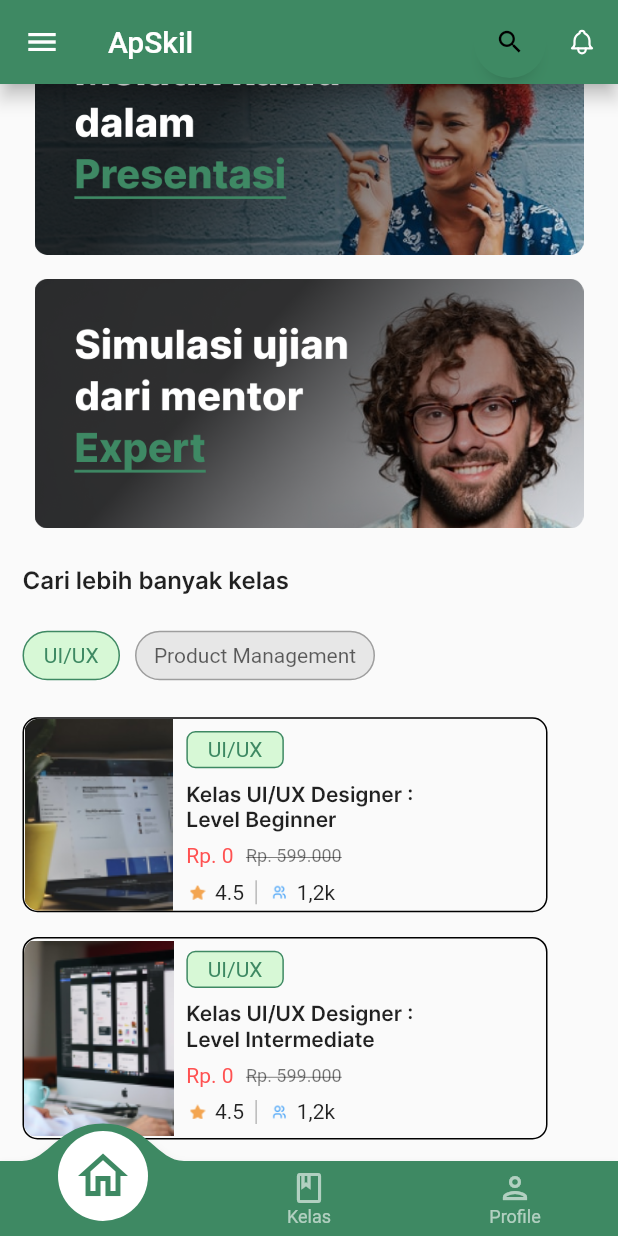
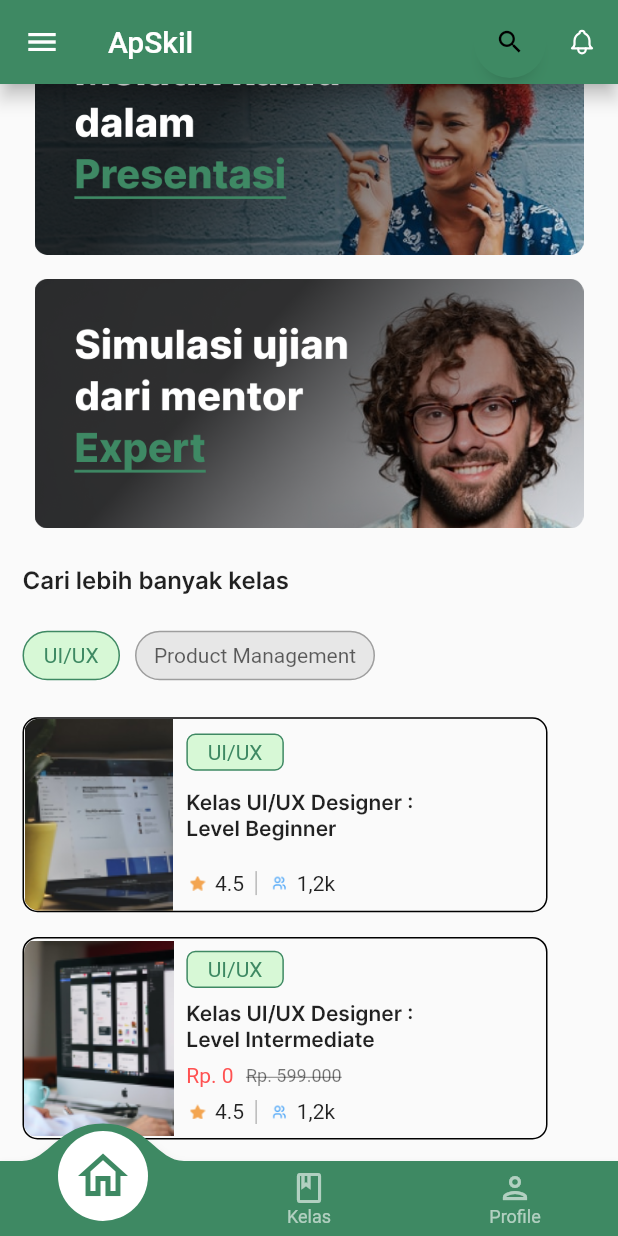
Before and after one commit to IGustiFajar/3G-PAPB, a Flutter app: the screen it shows once a user with an empty profile is signed in, scrolled down 1033 dp, on a phone screen of 412 x 824 dp. Run offline on Flutter 3.47's test engine with Material 2 defaults, Android fonts, the phone set to English and light mode, and no system bars; drawn by our look-alikes of anim_search_bar, convex_bottom_bar; our stand-ins replace cool_alert, curved_navigation_bar, firebase_auth, firebase_core, firebase_crashlytics, firebase_storage and 7 more; accounts and stored records are empty.

Commit message:
Update BerandaPage.dart

```diff
--- a/edutech/lib/pages/BerandaPage.dart
+++ b/edutech/lib/pages/BerandaPage.dart
@@ -950,7 +950,7 @@ class _BerandaPageState extends State<BerandaPage> {
                                         CrossAxisAlignment.start,
                                     children: <Widget>[
                                       SizedBox(
-                                        height: bodyHeight * 0.01,
+                                        height: bodyHeight * 0.012,
                                       ),
                                       Container(
                                         alignment: Alignment.center,
@@ -972,7 +972,7 @@ class _BerandaPageState extends State<BerandaPage> {
                                         ),
                                       ),
                                       SizedBox(
-                                        height: bodyHeight * 0.01,
+                                        height: bodyHeight * 0.015,
                                       ),
                                       Container(
                                         width: 175,
@@ -986,33 +986,8 @@ class _BerandaPageState extends State<BerandaPage> {
                                       SizedBox(
                                         height: bodyHeight * 0.01,
                                       ),
-                                      Row(
-                                        children: <Widget>[
-                                          Container(
-                                            child: Text(
-                                              'Rp. 0',
-                                              style: TextStyle(
-                                                  fontSize: 14,
-                                                  color: Colors.redAccent),
-                                            ),
-                                          ),
-                                          SizedBox(
-                                            width: bodyHeight * 0.01,
-                                          ),
-                                          Container(
-                                            child: Text(
-                                              'Rp. 599.000',
-                                              style: TextStyle(
-                                                  fontSize: 12,
-                                                  color: Colors.black54,
-                                                  decoration: TextDecoration
-                                                      .lineThrough),
-                                            ),
-                                          )
-                                        ],
-                                      ),
                                       SizedBox(
-                                        height: bodyHeight * 0.01,
+                                        height: bodyHeight * 0.015,
                                       ),
                                       IntrinsicHeight(
                                         child: Row(
```
